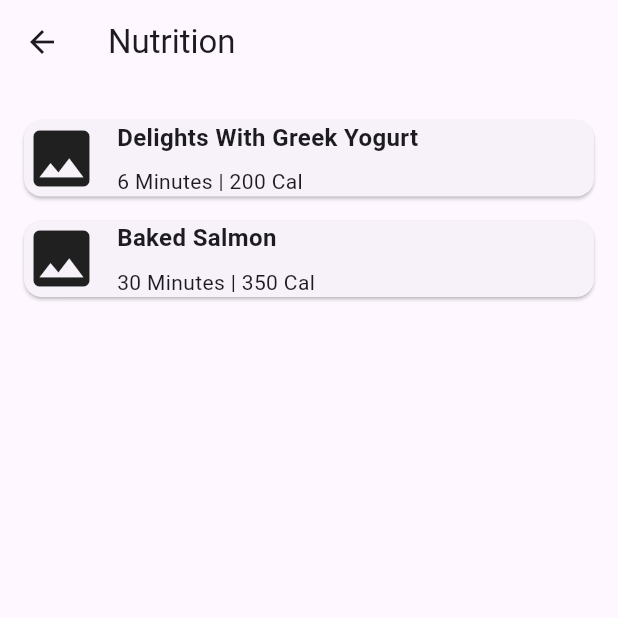
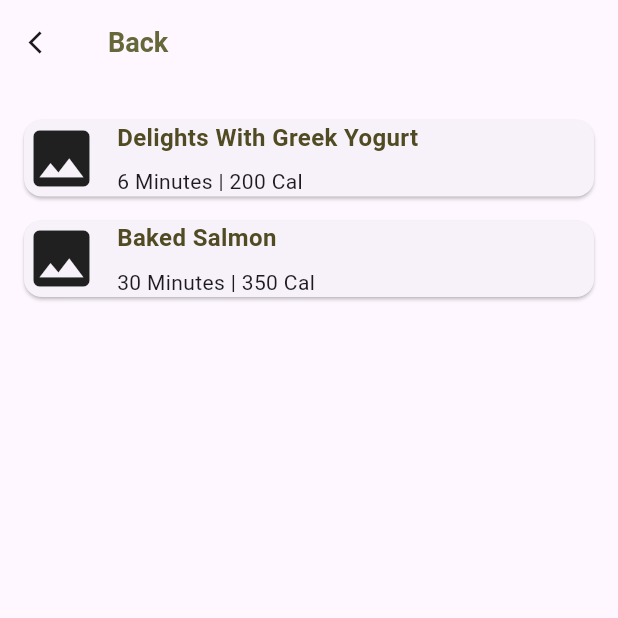
Before and after one commit to archie1345/fitopia, a Flutter app: the HomePage screen opened by its route, after a tap on "Nutrition", on a phone screen of 412 x 824 dp, the top half of it. Run offline on Flutter 3.47's test engine with Material 3 defaults, Android fonts, the phone set to English and light mode, and no system bars; our stand-ins replace cloud_firestore, firebase_auth, firebase_core, fluttertoast, font_awesome_flutter, google_fonts and 2 more; accounts and stored records are empty; network calls fail; Roboto replaces fonts that are missing (League Spartan).

Commit message:
other updates

```diff
--- a/lib/main.dart
+++ b/lib/main.dart
@@ -1,5 +1,6 @@
 import 'package:firebase_core/firebase_core.dart';
 import 'package:fitopia/page/getStarted.dart';
+import 'package:fitopia/page/recipe.dart';
 import 'package:flutter/foundation.dart';
 import 'package:flutter/material.dart';
 import 'package:fitopia/page/home.dart';
@@ -27,7 +28,7 @@ class MyApp extends StatelessWidget {
         textTheme: gfonts.GoogleFonts.leagueSpartanTextTheme(), // Apply font to text theme
       ),
         debugShowCheckedModeBanner: false,
-        title: 'Flutter Firebase',
+        title: 'Fitopia',
         routes: {
         '/': (context) => const SplashScreen(
         // Here, you can decide whether to show the LoginPage or HomePage based on user authentication
@@ -36,6 +37,7 @@ class MyApp extends StatelessWidget {
         '/login': (context) => const LoginPage(),
         '/signUp': (context) => const GetStarted(),
         '/home': (context) => const HomePage(),
+        '/recipe': (context) => const RecipeListPage(),
         },
       );
     }
--- a/lib/page/home.dart
+++ b/lib/page/home.dart
@@ -51,7 +51,7 @@ class HomePage extends StatelessWidget {
                           style: TextStyle(
                             fontSize: 24,
                             fontWeight: FontWeight.bold,
-                            color: Colors.green[800],
+                            color: const Color.fromRGBO(81, 75, 35, 1),
                           ),
                         ),
                         const Text(
--- a/lib/page/premium.dart
+++ b/lib/page/premium.dart
@@ -14,8 +14,8 @@ class PremiumPage extends StatelessWidget {
               iconSize: 18,
               icon: const Icon(Icons.arrow_back_ios),
               onPressed: () {
-                Navigator.pop(context);
-              },
+              Navigator.pushNamed(context, '/home');
+            },
             ),
             title: Text(
               'Back',
--- a/lib/page/recipe.dart
+++ b/lib/page/recipe.dart
@@ -1,5 +1,8 @@
 import 'package:fitopia/widget/recipeWidgetBuilder.dart';
 import 'package:flutter/material.dart';
+import 'package:google_fonts/google_fonts.dart' as gfonts; // Use a prefix for google_fonts
+
+
 
 class RecipeListPage extends StatelessWidget {
   const RecipeListPage({super.key});
@@ -59,8 +62,26 @@ class RecipeListPage extends StatelessWidget {
       },
       child: Scaffold(
         appBar: AppBar(
-          title: const Text("Nutrition"),
-        ),
+            surfaceTintColor: Colors.white,
+            leading: IconButton(
+              iconSize: 18,
+              icon: const Icon(Icons.arrow_back_ios),
+              onPressed: () {
+              Navigator.pushNamed(context, '/home');
+            },
+            ),
+            title: Text(
+              'Back',
+              style: gfonts.GoogleFonts.getFont(
+                'League Spartan',
+                color: const Color(0xFF656839),
+                fontSize: 18,
+                fontWeight: FontWeight.w600,
+              ),
+            ),
+            backgroundColor: Colors.transparent,
+            elevation: 0,
+          ),
         body: ListView.builder(
           padding: const EdgeInsets.all(16.0),
           itemCount: recipes.length,
@@ -105,6 +126,7 @@ class RecipeListPage extends StatelessWidget {
                             style: const TextStyle(
                               fontSize: 16.0,
                               fontWeight: FontWeight.bold,
+                              color: Color.fromRGBO(81, 75, 35, 1)
                             ),
                           ),
                           const SizedBox(height: 8.0),
--- a/lib/page/workout/core.dart
+++ b/lib/page/workout/core.dart
@@ -164,8 +164,8 @@ class _CoreState extends State<Core> {
               iconSize: 18,
               icon: const Icon(Icons.arrow_back_ios),
               onPressed: () {
-                Navigator.pop(context);
-              },
+              Navigator.pushNamed(context, '/home');
+            },
             ),
             title: Text(
               'Back',
--- a/lib/page/workout/lowerBody.dart
+++ b/lib/page/workout/lowerBody.dart
@@ -164,8 +164,9 @@ class _LowerBodyState extends State<LowerBody> {
               iconSize: 18,
               icon: const Icon(Icons.arrow_back_ios),
               onPressed: () {
-                Navigator.pop(context);
-              },
+              Navigator.pushNamed(context, '/home');
+            },
+
             ),
             title: Text(
               'Back',
--- a/lib/page/workout/upperBody.dart
+++ b/lib/page/workout/upperBody.dart
@@ -164,8 +164,9 @@ class _UpperBodyState extends State<UpperBody> {
               iconSize: 18,
               icon: const Icon(Icons.arrow_back_ios),
               onPressed: () {
-                Navigator.pop(context);
-              },
+              Navigator.pushNamed(context, '/home');
+            },
+
             ),
             title: Text(
               'Back',
--- a/lib/widget/weeklyChallenge.dart
+++ b/lib/widget/weeklyChallenge.dart
@@ -18,7 +18,7 @@ class WeeklyChallenge extends StatelessWidget {
   Widget build(BuildContext context) {
     return Container(
       height: MediaQuery.of(context).size.height * 0.25,
-      color: Colors.grey[200],
+      color: const Color.fromRGBO(189, 219, 208, 1),
       padding: const EdgeInsets.all(16.0),
 
       child: Column(
```
Also changed, not shown: lib/page/profile.dart (+47 -29 lines), lib/widget/recipeWidgetBuilder.dart (+28 -8 lines).
